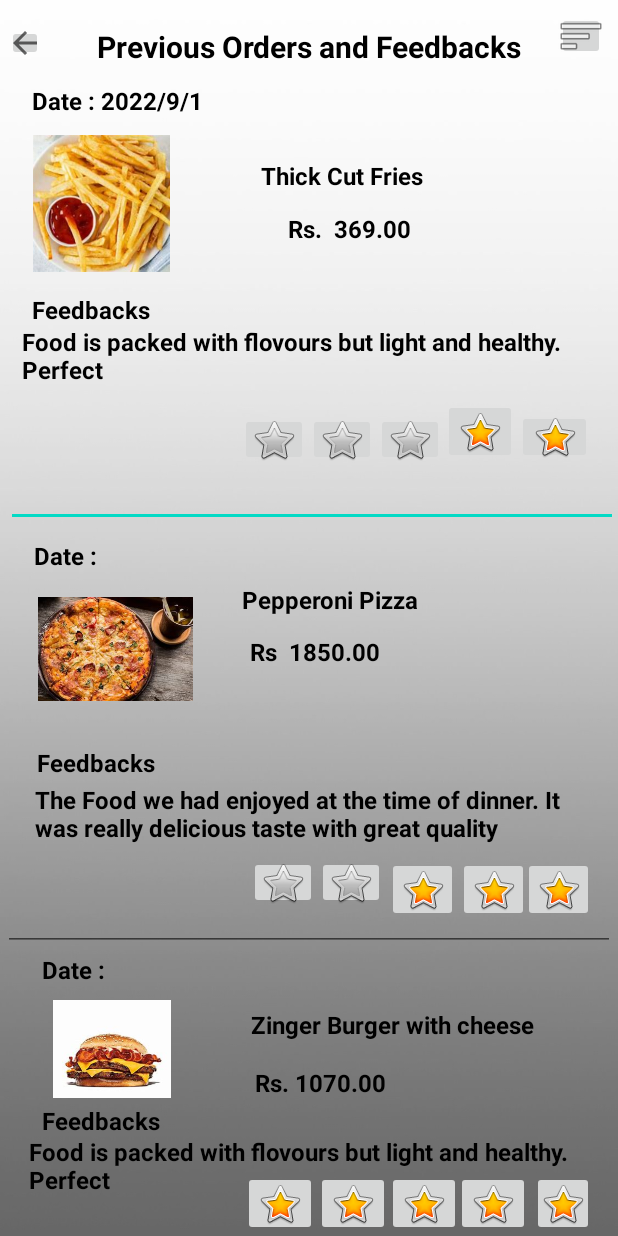
After one commit to Randula98/Y2S2-Foodi-MAD-Project, an Android app: the layout activity_previous_orders.xml on its own in the app's theme, with its tools: preview values and no code run, on a phone screen of 412 x 824 dp. The commit adds this screen. Run offline under Robolectric (Android 15) with nearby library versions, the phone set to English and light mode, and no system bars.

Commit message:
Previous Order UI added

```diff
--- /dev/null
+++ b/app/src/main/java/com/example/mad/PreviousOrdersActivity.java
@@ -0,0 +1,15 @@
+package com.example.mad;
+
+import android.os.Bundle;
+
+import androidx.annotation.Nullable;
+import androidx.appcompat.app.AppCompatActivity;
+
+public class PreviousOrdersActivity extends AppCompatActivity {
+
+    @Override
+    protected void onCreate(@Nullable Bundle savedInstanceState) {
+        super.onCreate(savedInstanceState);
+        setContentView(R.layout.activity_previous_orders);
+    }
+}
--- /dev/null
+++ b/app/src/main/res/layout/activity_previous_orders.xml
@@ -0,0 +1,524 @@
+<?xml version="1.0" encoding="utf-8"?>
+<androidx.constraintlayout.widget.ConstraintLayout xmlns:android="http://schemas.android.com/apk/res/android"
+    xmlns:app="http://schemas.android.com/apk/res-auto"
+    xmlns:tools="http://schemas.android.com/tools"
+    android:layout_width="match_parent"
+    android:layout_height="match_parent"
+    tools:context=".MainActivity"
+    android:background="@drawable/bglight">
+
+    <androidx.constraintlayout.utils.widget.ImageFilterButton
+        android:id="@+id/imageFilterButton13"
+        android:layout_width="wrap_content"
+        android:layout_height="wrap_content"
+        app:layout_constraintBottom_toBottomOf="parent"
+        app:layout_constraintEnd_toEndOf="parent"
+        app:layout_constraintHorizontal_bias="0.012"
+        app:layout_constraintStart_toStartOf="parent"
+        app:layout_constraintTop_toTopOf="parent"
+        app:layout_constraintVertical_bias="0.021"
+        app:srcCompat="?attr/actionModeCloseDrawable" />
+
+    <androidx.constraintlayout.utils.widget.ImageFilterButton
+        android:id="@+id/imageFilterButton3"
+        android:layout_width="wrap_content"
+        android:layout_height="wrap_content"
+        app:layout_constraintBottom_toBottomOf="parent"
+        app:layout_constraintEnd_toEndOf="parent"
+        app:layout_constraintHorizontal_bias="0.978"
+        app:layout_constraintStart_toStartOf="parent"
+        app:layout_constraintTop_toTopOf="parent"
+        app:layout_constraintVertical_bias="0.01"
+        app:srcCompat="@android:drawable/ic_menu_sort_by_size" />
+
+    <androidx.constraintlayout.utils.widget.ImageFilterButton
+        android:id="@+id/imageFilterButton18"
+        android:layout_width="41dp"
+        android:layout_height="43dp"
+        app:layout_constraintBottom_toBottomOf="parent"
+        app:layout_constraintEnd_toEndOf="parent"
+        app:layout_constraintHorizontal_bias="0.957"
+        app:layout_constraintStart_toStartOf="parent"
+        app:layout_constraintTop_toTopOf="parent"
+        app:layout_constraintVertical_bias="1.0"
+        app:srcCompat="@android:drawable/btn_star_big_on" />
+
+    <androidx.constraintlayout.utils.widget.ImageFilterButton
+        android:id="@+id/imageFilterButton19"
+        android:layout_width="49dp"
+        android:layout_height="43dp"
+        app:layout_constraintBottom_toBottomOf="parent"
+        app:layout_constraintEnd_toEndOf="parent"
+        app:layout_constraintHorizontal_bias="0.839"
+        app:layout_constraintStart_toStartOf="parent"
+        app:layout_constraintTop_toTopOf="parent"
+        app:layout_constraintVertical_bias="1.0"
+        app:srcCompat="@android:drawable/btn_star_big_on" />
+
+    <androidx.constraintlayout.utils.widget.ImageFilterButton
+        android:id="@+id/imageFilterButton20"
+        android:layout_width="49dp"
+        android:layout_height="43dp"
+        app:layout_constraintBottom_toBottomOf="parent"
+        app:layout_constraintEnd_toEndOf="parent"
+        app:layout_constraintHorizontal_bias="0.711"
+        app:layout_constraintStart_toStartOf="parent"
+        app:layout_constraintTop_toTopOf="parent"
+        app:layout_constraintVertical_bias="1.0"
+        app:srcCompat="@android:drawable/btn_star_big_on" />
+
+    <androidx.constraintlayout.utils.widget.ImageFilterButton
+        android:id="@+id/imageFilterButton21"
+        android:layout_width="49dp"
+        android:layout_height="43dp"
+        app:layout_constraintBottom_toBottomOf="parent"
+        app:layout_constraintEnd_toEndOf="parent"
+        app:layout_constraintHorizontal_bias="0.58"
+        app:layout_constraintStart_toStartOf="parent"
+        app:layout_constraintTop_toTopOf="parent"
+        app:layout_constraintVertical_bias="1.0"
+        app:srcCompat="@android:drawable/btn_star_big_on" />
+
+    <androidx.constraintlayout.utils.widget.ImageFilterButton
+        android:id="@+id/imageFilterButton22"
+        android:layout_width="49dp"
+        android:layout_height="43dp"
+        app:layout_constraintBottom_toBottomOf="parent"
+        app:layout_constraintEnd_toEndOf="parent"
+        app:layout_constraintHorizontal_bias="0.446"
+        app:layout_constraintStart_toStartOf="parent"
+        app:layout_constraintTop_toTopOf="parent"
+        app:layout_constraintVertical_bias="1.0"
+        app:srcCompat="@android:drawable/btn_star_big_on" />
+
+    <androidx.constraintlayout.utils.widget.ImageFilterButton
+        android:id="@+id/imageFilterButton10"
+        android:layout_width="47dp"
+        android:layout_height="43dp"
+        app:layout_constraintBottom_toBottomOf="parent"
+        app:layout_constraintEnd_toEndOf="parent"
+        app:layout_constraintHorizontal_bias="0.707"
+        app:layout_constraintStart_toStartOf="parent"
+        app:layout_constraintTop_toTopOf="parent"
+        app:layout_constraintVertical_bias="0.732"
+        app:srcCompat="@android:drawable/btn_star_big_on" />
+
+    <androidx.constraintlayout.utils.widget.ImageFilterButton
+        android:id="@+id/imageFilterButton11"
+        android:layout_width="47dp"
+        android:layout_height="43dp"
+        app:layout_constraintBottom_toBottomOf="parent"
+        app:layout_constraintEnd_toEndOf="parent"
+        app:layout_constraintHorizontal_bias="0.837"
+        app:layout_constraintStart_toStartOf="parent"
+        app:layout_constraintTop_toTopOf="parent"
+        app:layout_constraintVertical_bias="0.732"
+        app:srcCompat="@android:drawable/btn_star_big_on" />
+
+    <androidx.constraintlayout.utils.widget.ImageFilterButton
+        android:id="@+id/imageFilterButton12"
+        android:layout_width="47dp"
+        android:layout_height="43dp"
+        app:layout_constraintBottom_toBottomOf="parent"
+        app:layout_constraintEnd_toEndOf="parent"
+        app:layout_constraintHorizontal_bias="0.956"
+        app:layout_constraintStart_toStartOf="parent"
+        app:layout_constraintTop_toTopOf="parent"
+        app:layout_constraintVertical_bias="0.732"
+        app:srcCompat="@android:drawable/btn_star_big_on" />
+
+    <androidx.constraintlayout.utils.widget.ImageFilterButton
+        android:id="@+id/imageFilterButton6"
+        android:layout_width="49dp"
+        android:layout_height="43dp"
+        app:layout_constraintBottom_toBottomOf="parent"
+        app:layout_constraintEnd_toEndOf="parent"
+        app:layout_constraintHorizontal_bias="0.814"
+        app:layout_constraintStart_toStartOf="parent"
+        app:layout_constraintTop_toTopOf="parent"
+        app:layout_constraintVertical_bias="0.341"
+        app:srcCompat="@android:drawable/btn_star_big_on" />
+
+    <TextView
+        android:id="@+id/textView5"
+        android:layout_width="374dp"
+        android:layout_height="121dp"
+        app:layout_constraintBottom_toBottomOf="parent"
+        app:layout_constraintEnd_toEndOf="parent"
+        app:layout_constraintHorizontal_bias="0.594"
+        app:layout_constraintStart_toStartOf="parent"
+        app:layout_constraintTop_toTopOf="parent"
+        app:layout_constraintVertical_bias="0.083" />
+
+    <androidx.constraintlayout.utils.widget.ImageFilterButton
+        android:id="@+id/imageFilterButton4"
+        android:layout_width="50dp"
+        android:layout_height="36dp"
+        app:layout_constraintBottom_toBottomOf="parent"
+        app:layout_constraintEnd_toEndOf="parent"
+        app:layout_constraintHorizontal_bias="0.953"
+        app:layout_constraintStart_toStartOf="parent"
+        app:layout_constraintTop_toTopOf="parent"
+        app:layout_constraintVertical_bias="0.347"
+        app:srcCompat="@android:drawable/btn_star_big_on" />
+
+    <androidx.constraintlayout.utils.widget.ImageFilterButton
+        android:id="@+id/imageFilterButton2"
+        android:layout_width="45dp"
+        android:layout_height="35dp"
+        app:layout_constraintBottom_toBottomOf="parent"
+        app:layout_constraintEnd_toEndOf="parent"
+        app:layout_constraintHorizontal_bias="0.576"
+        app:layout_constraintStart_toStartOf="parent"
+        app:layout_constraintTop_toTopOf="parent"
+        app:layout_constraintVertical_bias="0.724"
+        app:srcCompat="@android:drawable/btn_star_big_off" />
+
+    <androidx.constraintlayout.utils.widget.ImageFilterButton
+        android:id="@+id/imageFilterButton5"
+        android:layout_width="45dp"
+        android:layout_height="35dp"
+        app:layout_constraintBottom_toBottomOf="parent"
+        app:layout_constraintEnd_toEndOf="parent"
+        app:layout_constraintHorizontal_bias="0.453"
+        app:layout_constraintStart_toStartOf="parent"
+        app:layout_constraintTop_toTopOf="parent"
+        app:layout_constraintVertical_bias="0.724"
+        app:srcCompat="@android:drawable/btn_star_big_off" />
+
+    <androidx.constraintlayout.utils.widget.ImageFilterButton
+        android:id="@+id/imageFilterButton8"
+        android:layout_width="45dp"
+        android:layout_height="35dp"
+        app:layout_constraintBottom_toBottomOf="parent"
+        app:layout_constraintEnd_toEndOf="parent"
+        app:layout_constraintHorizontal_bias="0.56"
+        app:layout_constraintStart_toStartOf="parent"
+        app:layout_constraintTop_toTopOf="parent"
+        app:layout_constraintVertical_bias="0.349"
+        app:srcCompat="@android:drawable/btn_star_big_off" />
+
+    <androidx.constraintlayout.utils.widget.ImageFilterButton
+        android:id="@+id/imageFilterButton9"
+        android:layout_width="45dp"
+        android:layout_height="35dp"
+        app:layout_constraintBottom_toBottomOf="parent"
+        app:layout_constraintEnd_toEndOf="parent"
+        app:layout_constraintHorizontal_bias="0.437"
+        app:layout_constraintStart_toStartOf="parent"
+        app:layout_constraintTop_toTopOf="parent"
+        app:layout_constraintVertical_bias="0.349"
+        app:srcCompat="@android:drawable/btn_star_big_off" />
+
+    <androidx.constraintlayout.utils.widget.ImageFilterButton
+        android:id="@+id/imageFilterButton7"
+        android:layout_width="45dp"
+        android:layout_height="35dp"
+        app:layout_constraintBottom_toBottomOf="parent"
+        app:layout_constraintEnd_toEndOf="parent"
+        app:layout_constraintHorizontal_bias="0.683"
+        app:layout_constraintStart_toStartOf="parent"
+        app:layout_constraintTop_toTopOf="parent"
+        app:layout_constraintVertical_bias="0.349"
+        app:srcCompat="@android:drawable/btn_star_big_off" />
+
+    <TextView
+        android:id="@+id/textView4"
+        android:layout_width="373dp"
+        android:layout_height="81dp"
+        android:text="Food is packed with flovours but light and healthy. Perfect"
+        android:textColor="@color/black"
+        android:textSize="16sp"
+        android:textStyle="bold"
+        app:layout_constraintBottom_toBottomOf="parent"
+        app:layout_constraintEnd_toEndOf="parent"
+        app:layout_constraintHorizontal_bias="0.372"
+        app:layout_constraintStart_toStartOf="parent"
+        app:layout_constraintTop_toTopOf="parent"
+        app:layout_constraintVertical_bias="0.292" />
+
+    <TextView
+        android:id="@+id/textView11"
+        android:layout_width="373dp"
+        android:layout_height="81dp"
+        android:text="The Food we had enjoyed at the time of dinner. It was really delicious taste with great quality"
+        android:textColor="@color/black"
+        android:textSize="16sp"
+        android:textStyle="bold"
+        app:layout_constraintBottom_toBottomOf="parent"
+        app:layout_constraintEnd_toEndOf="parent"
+        app:layout_constraintHorizontal_bias="0.604"
+        app:layout_constraintStart_toStartOf="parent"
+        app:layout_constraintTop_toTopOf="parent"
+        app:layout_constraintVertical_bias="0.703" />
+
+    <TextView
+        android:id="@+id/textView14"
+        android:layout_width="384dp"
+        android:layout_height="67dp"
+        android:text="Food is packed with flovours but light and healthy. Perfect"
+        android:textColor="@color/black"
+        android:textSize="16sp"
+        android:textStyle="bold"
+        app:layout_constraintBottom_toBottomOf="parent"
+        app:layout_constraintEnd_toEndOf="parent"
+        app:layout_constraintHorizontal_bias="0.687"
+        app:layout_constraintStart_toStartOf="parent"
+        app:layout_constraintTop_toTopOf="parent"
+        app:layout_constraintVertical_bias="1.0" />
+
+    <TextView
+        android:id="@+id/textView2"
+        android:layout_width="wrap_content"
+        android:layout_height="wrap_content"
+        android:text="Thick Cut Fries "
+        android:textColor="@color/black"
+        android:textSize="16sp"
+        android:textStyle="bold"
+        app:layout_constraintBottom_toBottomOf="parent"
+        app:layout_constraintEnd_toEndOf="parent"
+        app:layout_constraintHorizontal_bias="0.579"
+        app:layout_constraintStart_toStartOf="parent"
+        app:layout_constraintTop_toTopOf="parent"
+        app:layout_constraintVertical_bias="0.132" />
+
+    <TextView
+        android:id="@+id/textView8"
+        android:layout_width="wrap_content"
+        android:layout_height="wrap_content"
+        android:text="Pepperoni Pizza"
+        android:textColor="@color/black"
+        android:textSize="16sp"
+        android:textStyle="bold"
+        app:layout_constraintBottom_toBottomOf="parent"
+        app:layout_constraintEnd_toEndOf="parent"
+        app:layout_constraintHorizontal_bias="0.548"
+        app:layout_constraintStart_toStartOf="parent"
+        app:layout_constraintTop_toTopOf="parent"
+        app:layout_constraintVertical_bias="0.485" />
+
+    <TextView
+        android:id="@+id/textView15"
+        android:layout_width="wrap_content"
+        android:layout_height="wrap_content"
+        android:text="Zinger Burger with cheese"
+        android:textColor="@color/black"
+        android:textSize="16sp"
+        android:textStyle="bold"
+        app:layout_constraintBottom_toBottomOf="parent"
+        app:layout_constraintEnd_toEndOf="parent"
+        app:layout_constraintHorizontal_bias="0.748"
+        app:layout_constraintStart_toStartOf="parent"
+        app:layout_constraintTop_toTopOf="parent"
+        app:layout_constraintVertical_bias="0.838" />
+
+    <TextView
+        android:id="@+id/textView6"
+        android:layout_width="wrap_content"
+        android:layout_height="wrap_content"
+        android:text="Rs.  369.00"
+        android:textColor="@color/black"
+        android:textSize="16sp"
+        android:textStyle="bold"
+        app:layout_constraintBottom_toBottomOf="parent"
+        app:layout_constraintEnd_toEndOf="parent"
+        app:layout_constraintHorizontal_bias="0.581"
+        app:layout_constraintStart_toStartOf="parent"
+        app:layout_constraintTop_toTopOf="parent"
+        app:layout_constraintVertical_bias="0.176" />
+
+    <TextView
+        android:id="@+id/textView9"
+        android:layout_width="wrap_content"
+        android:layout_height="wrap_content"
+        android:text="Rs  1850.00"
+        android:textColor="@color/black"
+        android:textSize="16sp"
+        android:textStyle="bold"
+        app:layout_constraintBottom_toBottomOf="parent"
+        app:layout_constraintEnd_toEndOf="parent"
+        app:layout_constraintHorizontal_bias="0.512"
+        app:layout_constraintStart_toStartOf="parent"
+        app:layout_constraintTop_toTopOf="parent"
+        app:layout_constraintVertical_bias="0.528" />
+
+    <TextView
+        android:id="@+id/textView16"
+        android:layout_width="wrap_content"
+        android:layout_height="wrap_content"
+        android:text="Rs. 1070.00"
+        android:textColor="@color/black"
+        android:textSize="16sp"
+        android:textStyle="bold"
+        app:layout_constraintBottom_toBottomOf="parent"
+        app:layout_constraintEnd_toEndOf="parent"
+        app:layout_constraintHorizontal_bias="0.523"
+        app:layout_constraintStart_toStartOf="parent"
+        app:layout_constraintTop_toTopOf="parent"
+        app:layout_constraintVertical_bias="0.886" />
+
+    <TextView
+        android:id="@+id/textView3"
+        android:layout_width="85dp"
+        android:layout_height="18dp"
+        android:text="Feedbacks"
+        android:textColor="@color/black"
+        android:textSize="16sp"
+        android:textStyle="bold"
+        app:layout_constraintBottom_toBottomOf="parent"
+        app:layout_constraintEnd_toEndOf="parent"
+        app:layout_constraintHorizontal_bias="0.066"
+        app:layout_constraintStart_toStartOf="parent"
+        app:layout_constraintTop_toTopOf="parent"
+        app:layout_constraintVertical_bias="0.242" />
+
+    <TextView
+        android:id="@+id/textView10"
+        android:layout_width="85dp"
+        android:layout_height="18dp"
+        android:text="Feedbacks"
+        android:textColor="@color/black"
+        android:textSize="16sp"
+        android:textStyle="bold"
+        app:layout_constraintBottom_toBottomOf="parent"
+        app:layout_constraintEnd_toEndOf="parent"
+        app:layout_constraintHorizontal_bias="0.085"
+        app:layout_constraintStart_toStartOf="parent"
+        app:layout_constraintTop_toTopOf="parent"
+        app:layout_constraintVertical_bias="0.913" />
+
+    <TextView
+        android:id="@+id/textView13"
+        android:layout_width="85dp"
+        android:layout_height="18dp"
+        android:text="Feedbacks"
+        android:textColor="@color/black"
+        android:textSize="16sp"
+        android:textStyle="bold"
+        app:layout_constraintBottom_toBottomOf="parent"
+        app:layout_constraintEnd_toEndOf="parent"
+        app:layout_constraintHorizontal_bias="0.076"
+        app:layout_constraintStart_toStartOf="parent"
+        app:layout_constraintTop_toTopOf="parent"
+        app:layout_constraintVertical_bias="0.617" />
+
+    <TextView
+        android:id="@+id/textView"
+        android:layout_width="122dp"
+        android:layout_height="24dp"
+        android:text="Date : 2022/9/1"
+        android:textColor="@color/black"
+        android:textSize="16sp"
+        android:textStyle="bold"
+        app:layout_constraintBottom_toBottomOf="parent"
+        app:layout_constraintEnd_toEndOf="parent"
+        app:layout_constraintHorizontal_bias="0.073"
+        app:layout_constraintStart_toStartOf="parent"
+        app:layout_constraintTop_toTopOf="parent"
+        app:layout_constraintVertical_bias="0.07" />
+
+    <TextView
+        android:id="@+id/textView12"
+        android:layout_width="122dp"
+        android:layout_height="24dp"
+        android:text="Date : 2022/8/14"
+        android:textColor="@color/black"
+        android:textSize="16sp"
+        android:textStyle="bold"
+        app:layout_constraintBottom_toBottomOf="parent"
+        app:layout_constraintEnd_toEndOf="parent"
+        app:layout_constraintHorizontal_bias="0.096"
+        app:layout_constraintStart_toStartOf="parent"
+        app:layout_constraintTop_toTopOf="parent"
+        app:layout_constraintVertical_bias="0.794" />
+
+    <TextView
+        android:id="@+id/textView7"
+        android:layout_width="122dp"
+        android:layout_height="24dp"
+        android:text="Date : 2022/8/15"
+        android:textColor="@color/black"
+        android:textSize="16sp"
+        android:textStyle="bold"
+        app:layout_constraintBottom_toBottomOf="parent"
+        app:layout_constraintEnd_toEndOf="parent"
+        app:layout_constraintHorizontal_bias="0.079"
+        app:layout_constraintStart_toStartOf="parent"
+        app:layout_constraintTop_toTopOf="parent"
+        app:layout_constraintVertical_bias="0.449" />
+
+    <ImageView
+        android:id="@+id/imageView2"
+        android:layout_width="91dp"
+        android:layout_height="95dp"
+        app:layout_constraintBottom_toBottomOf="parent"
+        app:layout_constraintEnd_toEndOf="parent"
+        app:layout_constraintHorizontal_bias="0.068"
+        app:layout_constraintStart_toStartOf="parent"
+        app:layout_constraintTop_toTopOf="parent"
+        app:layout_constraintVertical_bias="0.121"
+        app:srcCompat="@drawable/crispy" />
+
+    <EditText
+        android:id="@+id/editTextPhone"
+        android:layout_width="408dp"
+        android:layout_height="39dp"
+        android:layout_marginStart="4dp"
+        android:layout_marginTop="1dp"
+        android:layout_marginBottom="1dp"
+        android:ems="10"
+        android:inputType="phone"
+        app:layout_constraintBottom_toTopOf="@+id/imageFilterView"
+        app:layout_constraintStart_toStartOf="parent"
+        app:layout_constraintTop_toBottomOf="@+id/imageFilterButton8"
+        app:layout_constraintVertical_bias="0.0" />
+
+    <EditText
+        android:id="@+id/editTextPhone2"
+        android:layout_width="408dp"
+        android:layout_height="39dp"
+        android:layout_marginEnd="2dp"
+        android:layout_marginBottom="1dp"
+        android:ems="10"
+        android:inputType="phone"
+        app:layout_constraintBottom_toTopOf="@+id/textView12"
+        app:layout_constraintEnd_toEndOf="parent" />
+
+    <androidx.constraintlayout.utils.widget.ImageFilterView
+        android:id="@+id/imageFilterView"
+        android:layout_width="103dp"
+        android:layout_height="113dp"
+        app:layout_constraintBottom_toBottomOf="parent"
+        app:layout_constraintEnd_toEndOf="parent"
+        app:layout_constraintHorizontal_bias="0.081"
+        app:layout_constraintStart_toStartOf="parent"
+        app:layout_constraintTop_toTopOf="parent"
+        app:layout_constraintVertical_bias="0.529"
+        app:srcCompat="@drawable/pepperonipizza" />
+
+    <androidx.constraintlayout.utils.widget.ImageFilterView
+        android:id="@+id/imageFilterView2"
+        android:layout_width="88dp"
+        android:layout_height="65dp"
+        app:layout_constraintBottom_toBottomOf="parent"
+        app:layout_constraintEnd_toEndOf="parent"
+        app:layout_constraintHorizontal_bias="0.095"
+        app:layout_constraintStart_toStartOf="parent"
+        app:layout_constraintTop_toTopOf="parent"
+        app:layout_constraintVertical_bias="0.879"
+        app:srcCompat="@drawable/image3" />
+
+    <TextView
+        android:id="@+id/textView17"
+        android:layout_width="wrap_content"
+        android:layout_height="wrap_content"
+        android:text="Previous Orders and Feedbacks"
+        android:textColor="@color/black"
+        android:textSize="20sp"
+        android:textStyle="bold"
+        app:layout_constraintBottom_toBottomOf="parent"
+        app:layout_constraintEnd_toEndOf="parent"
+        app:layout_constraintStart_toStartOf="parent"
+        app:layout_constraintTop_toTopOf="parent"
+        app:layout_constraintVertical_bias="0.022" />
+</androidx.constraintlayout.widget.ConstraintLayout>
--- a/app/src/main/res/values/strings.xml
+++ b/app/src/main/res/values/strings.xml
@@ -19,13 +19,13 @@
     <string name ="enter_pass">Enter Password</string>
     <string name ="re_enter_pass">Re-Enter Password</string>
     <string name ="t_and_c">I accept all the terms and conditions</string>
-    <string name ="res_name">Restaurent Name</string>
-    <string name ="res_type">Restaurent Type</string>
-    <string name ="res_loc">Restaurent Location</string>
-    <string name ="res_phone">Restaurent Phone</string>
-    <string name ="res_email">Restaurent Email</string>
+    <string name ="res_name">Restaurant Name</string>
+    <string name ="res_type">Restaurant Type</string>
+    <string name ="res_loc">Restaurant Location</string>
+    <string name ="res_phone">Restaurant Phone</string>
+    <string name ="res_email">Restaurant Email</string>
     <string name="button">Button</string>
-    <string name="upload_logo">Upload Restaurent Logo</string>
+    <string name="upload_logo">Upload Restaurant Logo</string>
 
 <!--    Customer, Orders-->
     <string name="greet">Hello!!! Nick</string>
@@ -37,7 +37,7 @@
     <string name="popular_restaurants">Popular Restaurants</string>
     <string name="pizza_hut">Pizza Hut</string>
     <string name="dominos">Dominos Pizza</string>
-    <string name="american">American Restaurent</string>
+    <string name="american">American Restaurant</string>
     <string name="time">30mins-60mins</string>
     <string name="price">Rs. 900 Upwards</string>
     <string name="card_payment">Card Payment</string>
@@ -116,4 +116,9 @@
     <string name="txt13">Order ID-0023667789</string>
     <string name="edit_food">EDIT FOOD ITEM</string>
 
+    <string name="Thick_Cut_Fries">Thick Cut Fries</string>
+    <string name="Feedbacks">Feedbacks</string>
+    <string name="Pepperoni_Pizza">Pepperoni Pizza</string>
+    <string name="Zinger_Burger_with_cheese">Zinger Burger with cheese</string>
+
 </resources>
```
Also changed, not shown: app/src/main/res/drawable/crispy.jpg (added), app/src/main/res/drawable/image3.jpg (added), app/src/main/res/drawable/lunch1.jpg (added), app/src/main/res/drawable/pepperonipizza.jpg (added).
